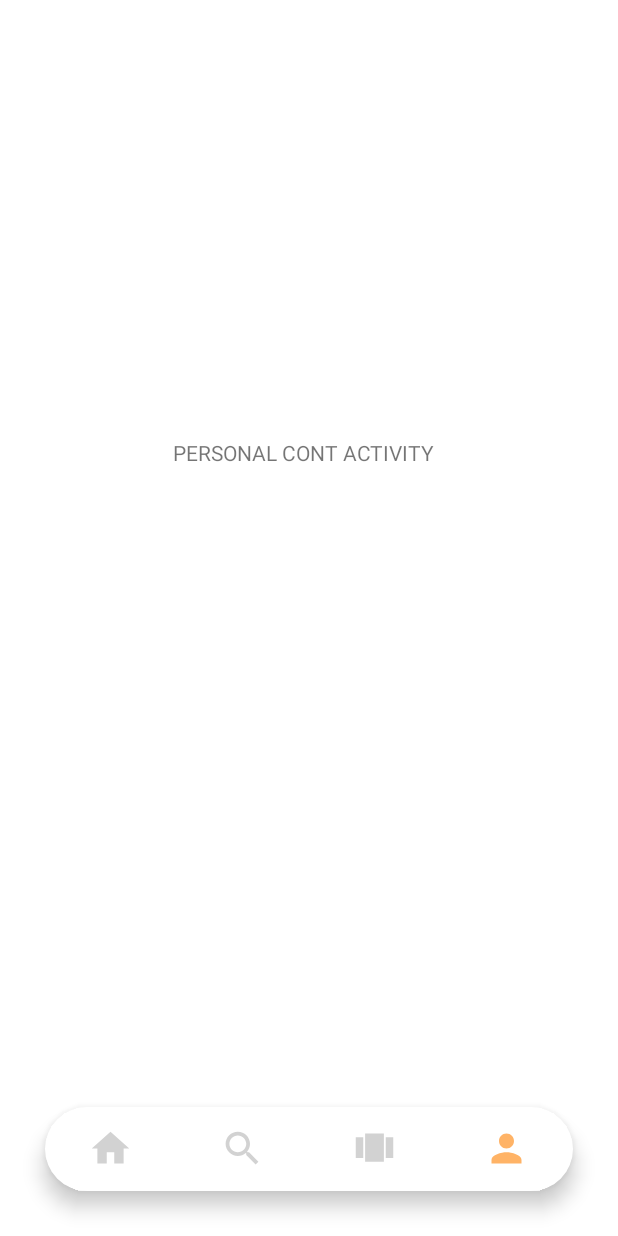
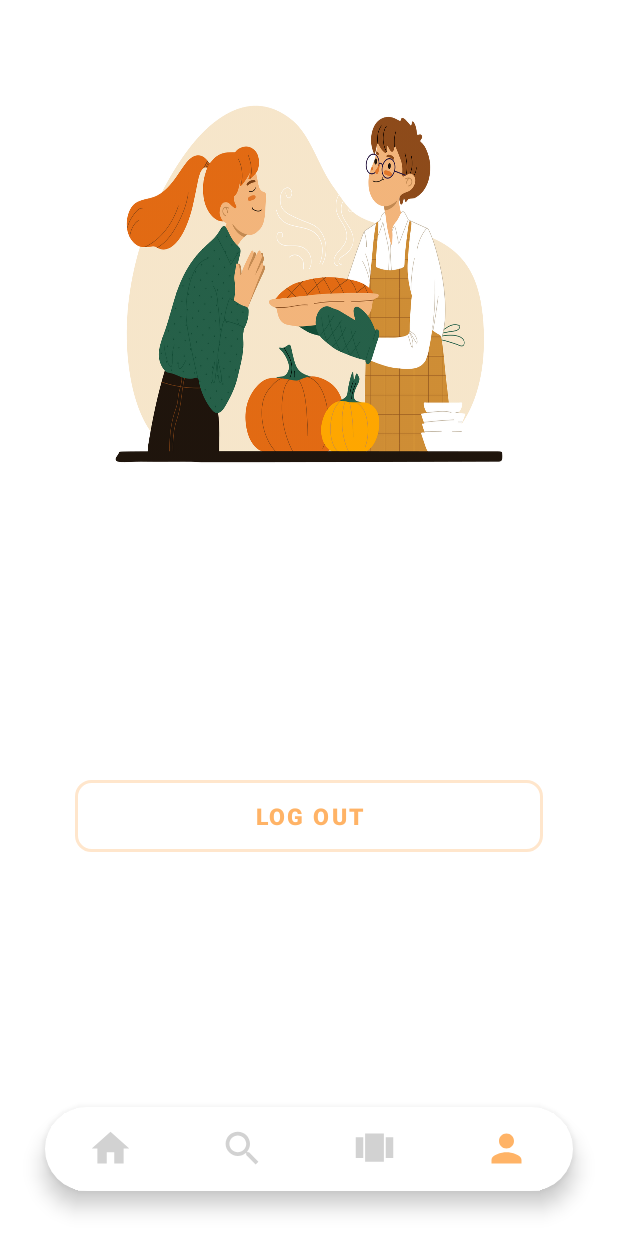
Before and after one commit to VoisaAndreea/Proiect-de-licenta, an Android app: the ContActivity screen opened directly, with no data from a screen before it, on a phone screen of 412 x 824 dp. Run offline under Robolectric (Android 15) with nearby library versions, the phone set to English and light mode, and no system bars; our stand-ins replace Firebase (no records; nobody signed in at launch, a user with empty details on screens opened directly).

Commit message:
AM-2: I modified Login, Register and ContActivity

```diff
--- a/FoodSuggestions/app/src/main/java/com/example/foodsuggestions/main/ContActivity.java
+++ b/FoodSuggestions/app/src/main/java/com/example/foodsuggestions/main/ContActivity.java
@@ -1,25 +1,43 @@
 package com.example.foodsuggestions.main;
 
+import android.content.DialogInterface;
 import android.content.Intent;
 import android.os.Bundle;
 import android.view.MenuItem;
+import android.view.View;
+import android.widget.Toast;
 
 import androidx.annotation.NonNull;
+import androidx.appcompat.app.AlertDialog;
 import androidx.appcompat.app.AppCompatActivity;
 
 import com.example.foodsuggestions.R;
+import com.example.foodsuggestions.databinding.ActivityContBinding;
+import com.example.foodsuggestions.models.User;
 import com.google.android.material.bottomnavigation.BottomNavigationView;
+import com.google.firebase.auth.FirebaseAuth;
+import com.google.firebase.auth.FirebaseUser;
+import com.google.firebase.database.DataSnapshot;
+import com.google.firebase.database.DatabaseError;
+import com.google.firebase.database.DatabaseReference;
+import com.google.firebase.database.FirebaseDatabase;
+import com.google.firebase.database.ValueEventListener;
 
-public class ContActivity extends AppCompatActivity {
+public class ContActivity extends AppCompatActivity implements View.OnClickListener {
+    private ActivityContBinding binding;
+
+    private FirebaseUser user;
+    private DatabaseReference databaseReference;
+    private String userId;
 
     @Override
     protected void onCreate(Bundle savedInstanceState) {
         super.onCreate(savedInstanceState);
-        setContentView(R.layout.activity_cont);
+        binding = ActivityContBinding.inflate(getLayoutInflater());
+        setContentView(binding.getRoot());
 
-        BottomNavigationView bottomNavigationView = findViewById(R.id.idNavbar);
-        bottomNavigationView.setSelectedItemId(R.id.nav_account);
-        bottomNavigationView.setOnNavigationItemSelectedListener(new BottomNavigationView.OnNavigationItemSelectedListener() {
+        binding.navigationBar.setSelectedItemId(R.id.nav_account);
+        binding.navigationBar.setOnNavigationItemSelectedListener(new BottomNavigationView.OnNavigationItemSelectedListener() {
             @Override
             public boolean onNavigationItemSelected(@NonNull MenuItem item) {
                 switch (item.getItemId()){
@@ -39,5 +57,58 @@ public class ContActivity extends AppCompatActivity {
                 return false;
             }
         });
+
+        user = FirebaseAuth.getInstance().getCurrentUser();
+        databaseReference = FirebaseDatabase.getInstance().getReference("users");
+        userId = user.getUid();
+
+        databaseReference.child(userId).addListenerForSingleValueEvent(new ValueEventListener() {
+            @Override
+            public void onDataChange(@NonNull DataSnapshot snapshot) {
+                User user = snapshot.getValue(User.class);
+
+                if(user != null){
+                    binding.nameUser.setText(user.fullname);
+                    binding.mailUser.setText(user.email);
+                }
+            }
+
+            @Override
+            public void onCancelled(@NonNull DatabaseError error) {
+                Toast.makeText(
+                        ContActivity.this,
+                        "Something wrong happened!",
+                        Toast.LENGTH_LONG
+                ).show();
+            }
+        });
+
+        binding.idLogOut.setOnClickListener(this);
     }
+
+    @Override
+    public void onClick(View v) {
+        AlertDialog.Builder builder = new AlertDialog.Builder(ContActivity.this);
+        builder.setTitle("Confirmation LogOut!")
+               .setMessage("You sure, that you want to logout?");
+
+        builder.setPositiveButton("Yes", new DialogInterface.OnClickListener() {
+            @Override
+            public void onClick(DialogInterface dialog, int which) {
+                FirebaseAuth.getInstance().signOut();
+                startActivity(new Intent(ContActivity.this, MainActivity.class));
+            }
+        });
+
+        builder.setNegativeButton("No", new DialogInterface.OnClickListener() {
+            @Override
+            public void onClick(DialogInterface dialog, int which) {
+                dialog.cancel();
+            }
+        });
+
+        AlertDialog alertDialog = builder.create();
+        alertDialog.show();
+    }
+
 }
--- a/FoodSuggestions/app/src/main/java/com/example/foodsuggestions/main/HomeActivity.java
+++ b/FoodSuggestions/app/src/main/java/com/example/foodsuggestions/main/HomeActivity.java
@@ -17,7 +17,7 @@ public class HomeActivity extends AppCompatActivity {
         super.onCreate(savedInstanceState);
         setContentView(R.layout.activity_home);
 
-        BottomNavigationView bottomNavigationView = findViewById(R.id.idNavbar);
+        BottomNavigationView bottomNavigationView = findViewById(R.id.navigationBar);
         bottomNavigationView.setSelectedItemId(R.id.nav_home);
         bottomNavigationView.setOnNavigationItemSelectedListener(new BottomNavigationView.OnNavigationItemSelectedListener() {
             @Override
--- a/FoodSuggestions/app/src/main/java/com/example/foodsuggestions/main/SearchActivity.java
+++ b/FoodSuggestions/app/src/main/java/com/example/foodsuggestions/main/SearchActivity.java
@@ -17,7 +17,7 @@ public class SearchActivity extends AppCompatActivity {
         super.onCreate(savedInstanceState);
         setContentView(R.layout.activity_search);
 
-        BottomNavigationView bottomNavigationView = findViewById(R.id.idNavbar);
+        BottomNavigationView bottomNavigationView = findViewById(R.id.navigationBar);
         bottomNavigationView.setSelectedItemId(R.id.nav_search);
         bottomNavigationView.setOnNavigationItemSelectedListener(new BottomNavigationView.OnNavigationItemSelectedListener() {
             @Override
--- /dev/null
+++ b/FoodSuggestions/app/src/main/res/drawable/button_pressed.xml
@@ -0,0 +1,5 @@
+<?xml version="1.0" encoding="utf-8"?>
+<selector xmlns:android="http://schemas.android.com/apk/res/android">
+    <item android:state_pressed="true" android:drawable="@drawable/custom_button" />
+    <item android:state_enabled="true" android:drawable="@drawable/custom_button_account" />
+</selector>
--- /dev/null
+++ b/FoodSuggestions/app/src/main/res/drawable/custom_button_account.xml
@@ -0,0 +1,5 @@
+<?xml version="1.0" encoding="utf-8"?>
+<shape xmlns:android="http://schemas.android.com/apk/res/android" android:shape="rectangle">
+    <stroke android:color="#ffe6cc" android:width="2dp"/>
+    <corners android:radius="10dp"/>
+</shape>
--- /dev/null
+++ b/FoodSuggestions/app/src/main/res/drawable/ic_exit_to_app.xml
@@ -0,0 +1,5 @@
+<vector android:autoMirrored="true" android:height="24dp"
+    android:tint="#FF704D" android:viewportHeight="24"
+    android:viewportWidth="24" android:width="24dp" xmlns:android="http://schemas.android.com/apk/res/android">
+    <path android:fillColor="@android:color/white" android:pathData="M10.09,15.59L11.5,17l5,-5 -5,-5 -1.41,1.41L12.67,11H3v2h9.67l-2.58,2.59zM19,3H5c-1.11,0 -2,0.9 -2,2v4h2V5h14v14H5v-4H3v4c0,1.1 0.89,2 2,2h14c1.1,0 2,-0.9 2,-2V5c0,-1.1 -0.9,-2 -2,-2z"/>
+</vector>
--- a/FoodSuggestions/app/src/main/res/layout/activity_cont.xml
+++ b/FoodSuggestions/app/src/main/res/layout/activity_cont.xml
@@ -4,18 +4,55 @@
     xmlns:tools="http://schemas.android.com/tools"
     android:layout_width="match_parent"
     android:layout_height="match_parent"
+    android:layout_gravity="center"
     tools:context=".main.ContActivity">
 
+    <ImageView
+        android:id="@+id/imagePresentation"
+        android:layout_width="match_parent"
+        android:layout_height="wrap_content"
+        android:background="@drawable/couple"
+        android:layout_marginHorizontal="65dp"
+        android:layout_marginBottom="445dp"
+        />
+
     <TextView
-        android:id="@+id/textView3"
+        android:id="@+id/nameUser"
         android:layout_width="wrap_content"
         android:layout_height="wrap_content"
-        android:layout_marginStart="115dp"
-        android:layout_marginTop="292dp"
-        android:text="@string/accountActivity" />
+        android:layout_centerInParent="true"
+        android:layout_alignBottom="@+id/imagePresentation"
+        android:fontFamily="sans-serif-thin"
+        android:textColor="#ffb366"
+        android:textSize="25sp"
+        android:textStyle="bold" />
+
+    <TextView
+        android:id="@+id/mailUser"
+        android:layout_width="wrap_content"
+        android:layout_height="wrap_content"
+        android:layout_below="@+id/nameUser"
+        android:layout_centerInParent="true"
+        android:fontFamily="sans-serif"
+        android:textColor="#a6a6a6"
+        android:textSize="16sp" />
+
+    <Button
+        android:id="@+id/idLogOut"
+        android:layout_width="match_parent"
+        android:layout_height="wrap_content"
+        android:layout_marginHorizontal="50dp"
+        android:layout_marginTop="520dp"
+        android:background="@drawable/button_pressed"
+        android:text="@string/logout"
+        android:textAllCaps="false"
+        android:textColor="#ffb366"
+        android:textSize="15sp"
+        android:textStyle="bold"
+        app:backgroundTint="@null" />
 
     <com.google.android.material.bottomnavigation.BottomNavigationView
-        android:id="@+id/idNavbar"
+        android:id="@+id/navigationBar"
         android:layout_width="match_parent"
         android:layout_height="wrap_content"
         android:layout_alignParentBottom="true"
--- a/FoodSuggestions/app/src/main/res/layout/activity_home.xml
+++ b/FoodSuggestions/app/src/main/res/layout/activity_home.xml
@@ -15,7 +15,7 @@
         android:text="@string/homeActivity" />
 
     <com.google.android.material.bottomnavigation.BottomNavigationView
-        android:id="@+id/idNavbar"
+        android:id="@+id/navigationBar"
         android:layout_width="match_parent"
         android:layout_height="wrap_content"
         android:layout_alignParentBottom="true"
--- a/FoodSuggestions/app/src/main/res/layout/activity_main.xml
+++ b/FoodSuggestions/app/src/main/res/layout/activity_main.xml
@@ -43,10 +43,11 @@
 
     <Button
         android:id="@+id/bShow"
-        android:layout_width="wrap_content"
+        android:layout_width="match_parent"
         android:layout_height="wrap_content"
+        android:layout_marginHorizontal="80dp"
         android:layout_marginTop="120dp"
-        android:background="@drawable/custom_button"
+        android:background="@drawable/button_pressed"
         android:backgroundTint="@null"
         android:layout_gravity="center"
         android:text="@string/suggestion"
--- a/FoodSuggestions/app/src/main/res/layout/activity_recipes.xml
+++ b/FoodSuggestions/app/src/main/res/layout/activity_recipes.xml
@@ -13,7 +13,7 @@
         android:layout_margin="1dp" />
 
     <com.google.android.material.bottomnavigation.BottomNavigationView
-        android:id="@+id/idNavbar"
+        android:id="@+id/navigationBar"
         android:layout_width="match_parent"
         android:layout_height="wrap_content"
         android:layout_alignParentBottom="true"
--- a/FoodSuggestions/app/src/main/res/layout/activity_search.xml
+++ b/FoodSuggestions/app/src/main/res/layout/activity_search.xml
@@ -15,7 +15,7 @@
         android:text="@string/searchActivity" />
 
     <com.google.android.material.bottomnavigation.BottomNavigationView
-        android:id="@+id/idNavbar"
+        android:id="@+id/navigationBar"
         android:layout_width="match_parent"
         android:layout_height="wrap_content"
         android:layout_alignParentBottom="true"
--- a/FoodSuggestions/app/src/main/res/values/strings.xml
+++ b/FoodSuggestions/app/src/main/res/values/strings.xml
@@ -25,6 +25,7 @@
     <string name="register">Register</string>
     <string name="messageLogin">Already have an account?</string>
     <string name="loginNow">Login now</string>
+    <string name="logout">LOG OUT</string>
 
     <string name="home">Home</string>
     <string name="search">Search</string>
```
Also changed, not shown: FoodSuggestions/app/build.gradle (+10 -3 lines), FoodSuggestions/app/src/main/java/com/example/foodsuggestions/adapters/RecipeAdapter.java (+18 -15 lines), FoodSuggestions/app/src/main/java/com/example/foodsuggestions/firebase/LoginActivity.java (+57 -63 lines), FoodSuggestions/app/src/main/java/com/example/foodsuggestions/firebase/RegisterActivity.java (+94 -70 lines), FoodSuggestions/app/src/main/java/com/example/foodsuggestions/fragments/InstructionFragment.java (+5 -2 lines), FoodSuggestions/app/src/main/java/com/example/foodsuggestions/main/RecipesActivity.java (+19 -18 lines), FoodSuggestions/app/src/main/java/com/example/foodsuggestions/models/User.java (added, +14 -0 lines), FoodSuggestions/app/src/main/res/drawable/couple.png (added).
